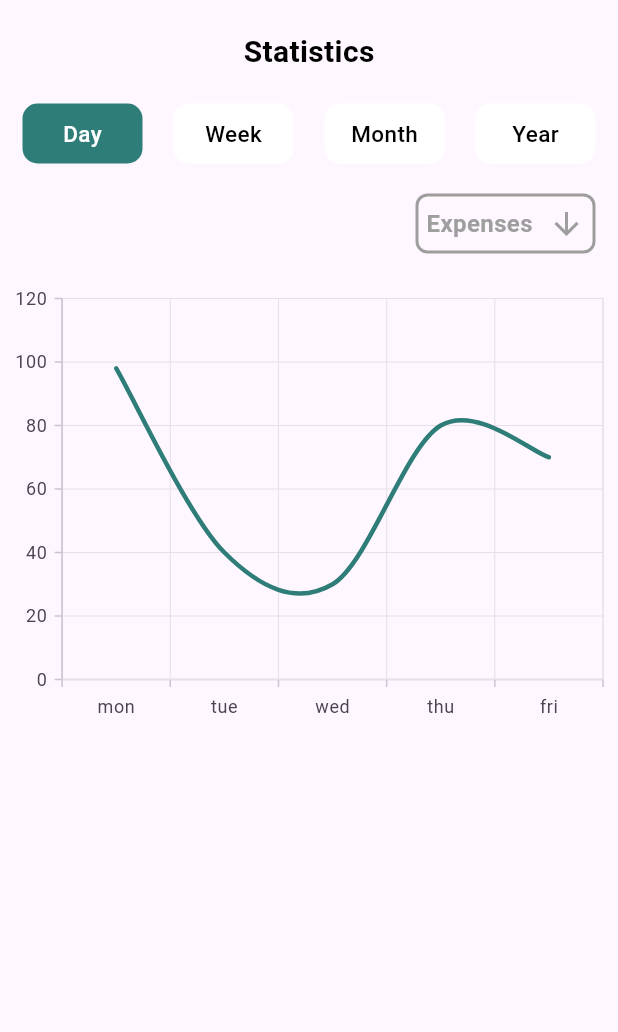
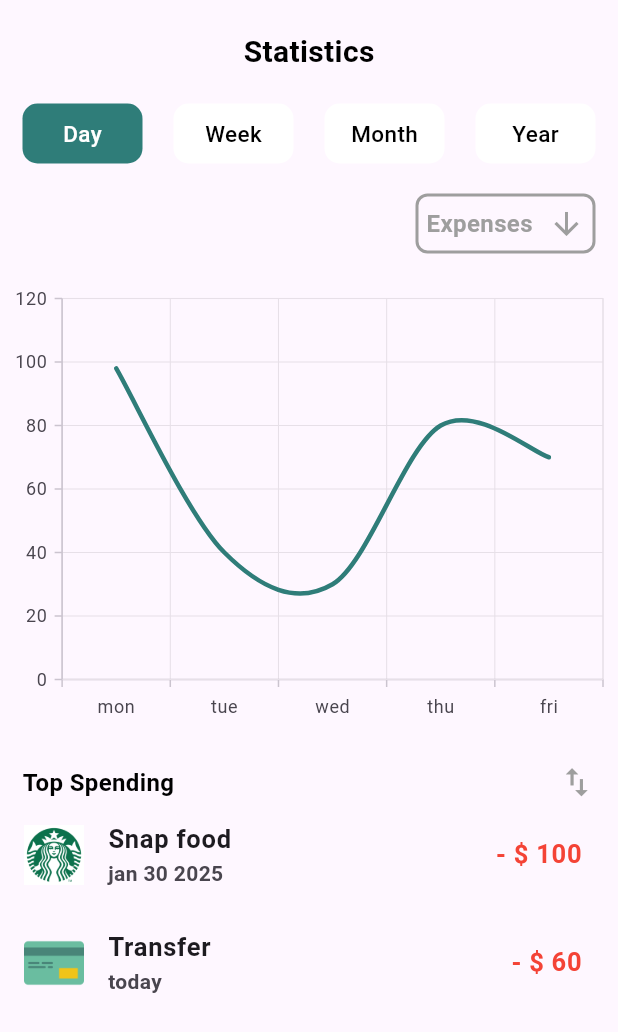
Before and after one commit to asiq-dev/Finance-Management-App-Flutter, a Flutter app: the Statistics screen opened directly, on a phone screen of 412 x 824 dp. Shown: the top 1032 px of the screen. Run offline on Flutter 3.47's test engine with Material 3 defaults, Android fonts, the phone set to English and light mode, and no system bars; our stand-ins replace syncfusion_flutter_charts.

```diff
--- /dev/null
+++ b/lib/data/top.dart
@@ -0,0 +1,19 @@
+import 'package:finance_app/data/one.dart';
+
+List<Money> geterTop() {
+  Money snapFood = Money();
+  snapFood.time = 'jan 30 2025';
+  snapFood.name = 'Snap food';
+  snapFood.image = 'star.png';
+  snapFood.fee = '- \$ 100';
+  snapFood.buy = true;
+
+  Money snap = Money();
+  snap.name = 'Transfer';
+  snap.image = 'Transfer.png';
+  snap.time = 'today';
+  snap.buy = true;
+  snap.fee = '- \$ 60';
+
+  return [snapFood, snap];
+}
--- a/lib/main.dart
+++ b/lib/main.dart
@@ -1,5 +1,6 @@
 import 'package:finance_app/screens/home.dart';
 import 'package:finance_app/screens/statistics.dart';
+import 'package:finance_app/widgets/bottomnavigationbar.dart';
 import 'package:flutter/material.dart';
 
 void main() {
@@ -33,7 +34,7 @@ class MyApp extends StatelessWidget {
         // tested with just a hot reload.
         colorScheme: ColorScheme.fromSeed(seedColor: Colors.deepPurple),
       ),
-      home: Statistics());
+      home: Bottom());
   }
 }
 
--- a/lib/screens/statistics.dart
+++ b/lib/screens/statistics.dart
@@ -1,3 +1,4 @@
+import 'package:finance_app/data/top.dart';
 import 'package:finance_app/widgets/chart.dart';
 import 'package:flutter/material.dart';
 
@@ -108,8 +109,63 @@ class _StatisticsState extends State<Statistics> {
                   SizedBox(
                     width: double.infinity,
                     child: Chart(),
+                  ),
+                  SizedBox(height: 20),
+                  Padding(
+                    padding: const EdgeInsets.symmetric(horizontal: 15),
+                    child: Row(
+                      mainAxisAlignment: MainAxisAlignment.spaceBetween,
+                      children: [
+                        Text(
+                          'Top Spending',
+                          style: TextStyle(
+                            color: Colors.black,
+                            fontSize: 16,
+                            fontWeight: FontWeight.bold
+                          ),
+                        ),
+                        Icon(
+                          Icons.swap_vert,
+                          size: 25,
+                          color: Colors.grey,
+                        ),
+                      ],
+                    ),
                   )
                 ],
+              ),
+            ),
+            SliverList(delegate: SliverChildBuilderDelegate(
+              (context, index) {
+                return ListTile(
+                  leading: Image.asset(
+                    'images/${geterTop()[index].image!}',
+                    height: 40,
+                  ),
+                  title: Text(
+                    geterTop()[index].name!,
+                    style: TextStyle(
+                      fontSize: 17,
+                      fontWeight: FontWeight.w600,
+                    ),
+                  ),
+                  subtitle: Text(
+                    geterTop()[index].time!,
+                    style: TextStyle(
+                      fontWeight: FontWeight.w600,
+                    ),
+                  ),
+                  trailing: Text(
+                    geterTop()[index].fee!,
+                    style: TextStyle(
+                      fontSize: 17,
+                      fontWeight: FontWeight.bold,
+                      color: Colors.red,
+                    ),
+                  ),
+                );
+              },
+              childCount: geterTop().length,
               ),
             ),
           ],
```
Also changed, not shown: lib/widgets/bottomnavigationbar.dart (added, +94 -0 lines).
